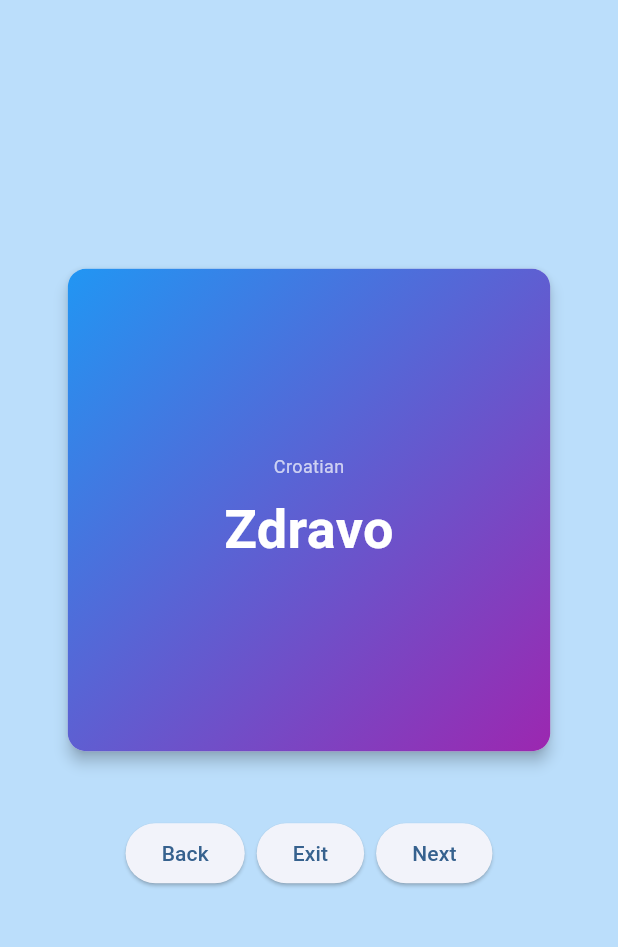
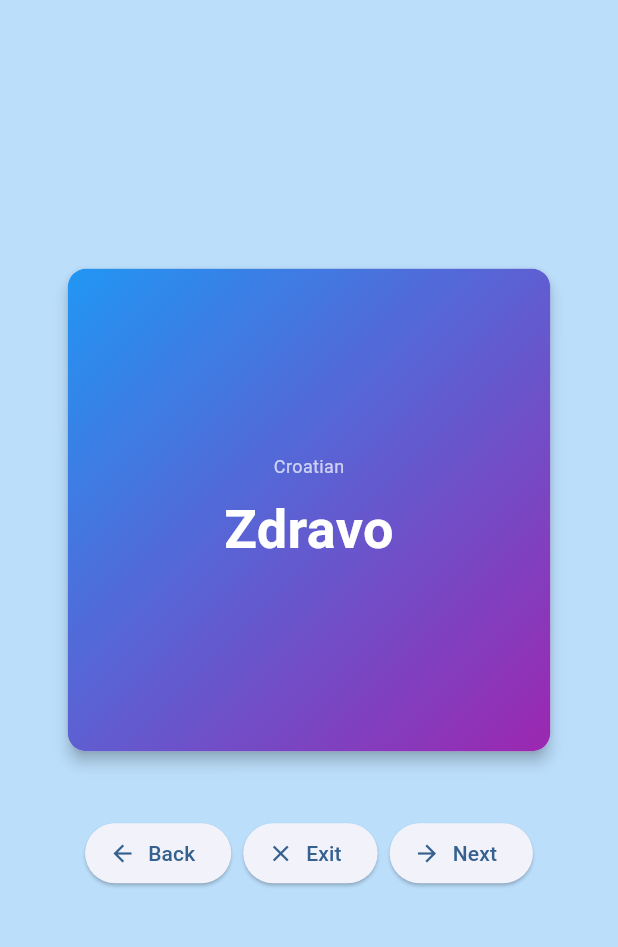
Before and after one commit to borzfele42069/kroat-ui, a Flutter app: the FlipCardPage screen opened directly, on a phone screen of 412 x 824 dp, the part 84-1031 px from its top. Run offline on Flutter 3.47's test engine with Material 3 defaults, Android fonts, the phone set to English and light mode, and no system bars; our stand-ins replace shared_preferences; accounts and stored records are empty.

Commit message:
Fix first fail color and restore button icons
- First fail: use lighter red (Colors.red[100]) instead of 30% opacity
- Add Material Icons to Back/Exit/Next buttons
- Improves visual clarity and UI consistency

Co-Authored-By: Claude Haiku 4.5 <noreply@anthropic.com>

```diff
--- a/lib/screens/flip_card_page.dart
+++ b/lib/screens/flip_card_page.dart
@@ -51,19 +51,22 @@ class _FlipCardPageState extends State<FlipCardPage> {
             Row(
               mainAxisAlignment: MainAxisAlignment.center,
               children: [
-                ElevatedButton(
+                ElevatedButton.icon(
                   onPressed: _previousCard,
-                  child: const Text('Back'),
+                  icon: const Icon(Icons.arrow_back),
+                  label: const Text('Back'),
                 ),
                 const SizedBox(width: 8),
-                ElevatedButton(
+                ElevatedButton.icon(
                   onPressed: () => Navigator.pop(context),
-                  child: const Text('Exit'),
+                  icon: const Icon(Icons.close),
+                  label: const Text('Exit'),
                 ),
                 const SizedBox(width: 8),
-                ElevatedButton(
+                ElevatedButton.icon(
                   onPressed: _nextCard,
-                  child: const Text('Next'),
+                  icon: const Icon(Icons.arrow_forward),
+                  label: const Text('Next'),
                 ),
               ],
             ),
--- a/lib/screens/learn.dart
+++ b/lib/screens/learn.dart
@@ -67,7 +67,7 @@ class _LearnScreenState extends State<LearnScreen> with TickerProviderStateMixin
     if (_isCorrect) {
       return _attemptCount == 1 ? Colors.green.withValues(alpha: 0.3) : Colors.yellow.withValues(alpha: 0.3);
     }
-    return Colors.red.withValues(alpha: _attemptCount == 1 ? 0.3 : 0.7);
+    return _attemptCount == 1 ? Colors.red[100]! : Colors.red.withValues(alpha: 0.7);
   }
 
   void _submit() {
```
